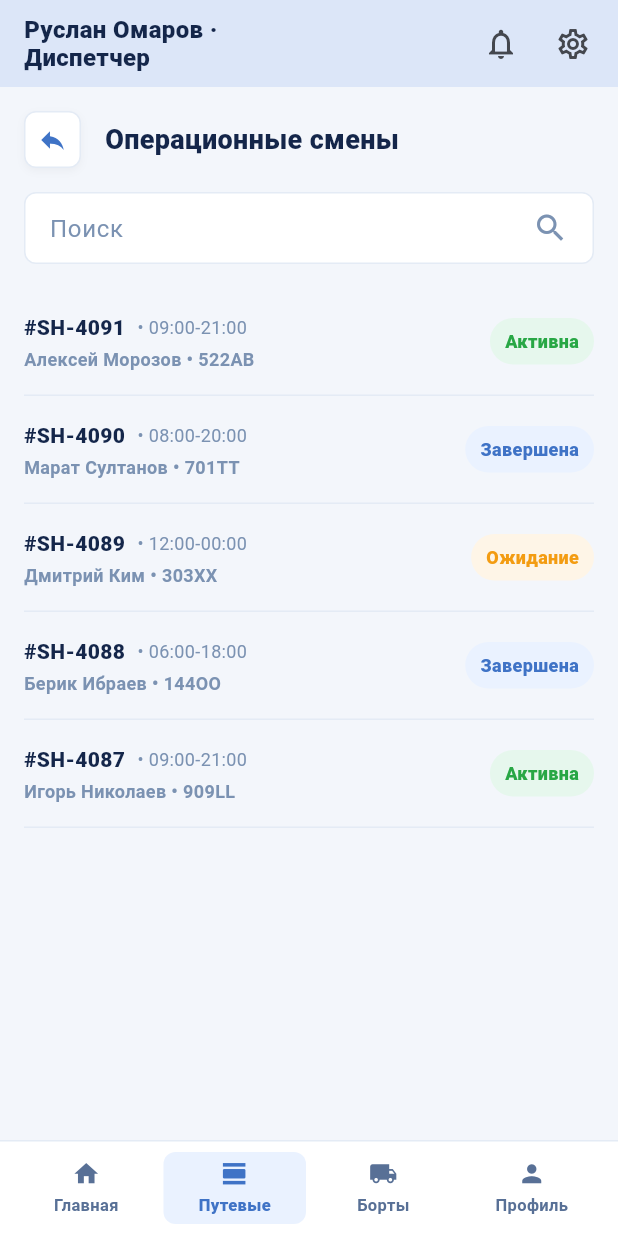
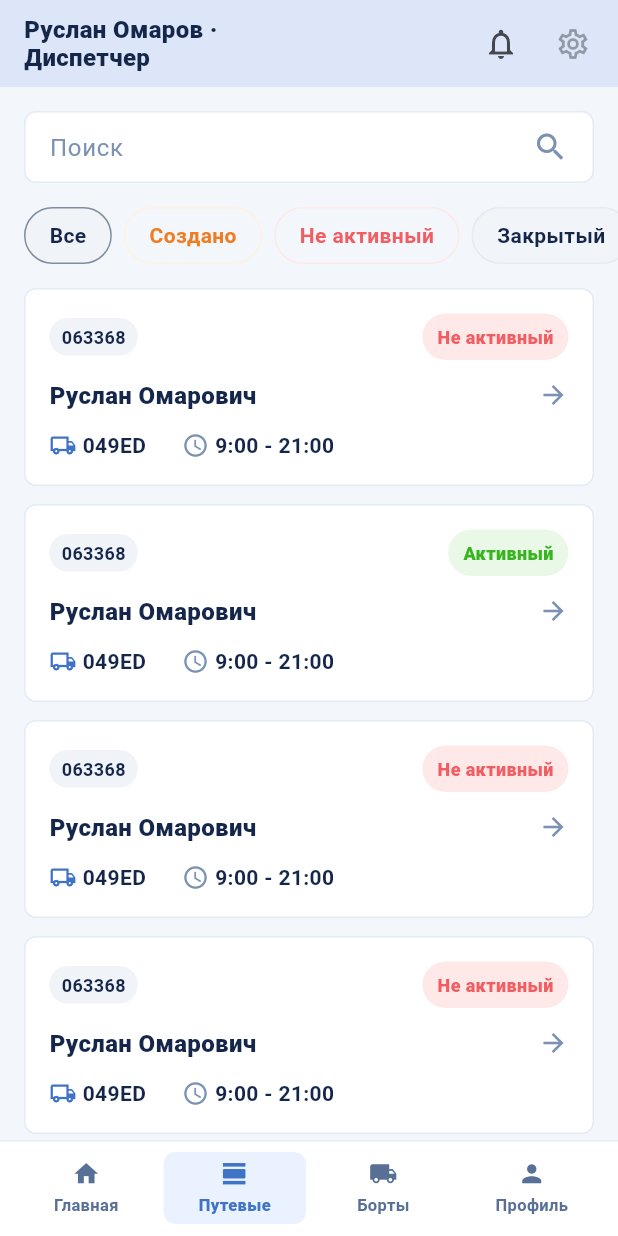
Before and after one commit to andronousss/digital-garage, a Flutter app: the RoleScaffold screen opened directly, item 2 of the bottom bar chosen, on a phone screen of 412 x 824 dp. Run offline on Flutter 3.47's test engine with Material 3 defaults, Android fonts, the phone set to English and light mode, and no system bars.

Commit message:
feat: setup waybills screen, move shifts to subpage, fix notifications

```diff
--- a/lib/features/dispatcher/presentation/screens/board_status_screen.dart
+++ b/lib/features/dispatcher/presentation/screens/board_status_screen.dart
@@ -7,6 +7,7 @@ import 'package:digital_garage/shared/widgets/status_chip.dart';
 import 'package:flutter/material.dart';
 
 import 'dispatcher_home_screen.dart';
+import 'notifications_screen.dart';
 
 class BoardStatusScreen extends StatelessWidget {
   const BoardStatusScreen({super.key});
@@ -16,6 +17,12 @@ class BoardStatusScreen extends StatelessWidget {
     return RoleScaffold(
       userName: 'Руслан Омаров',
       roleName: 'Диспетчер',
+      onNotificationTap: () {
+        Navigator.push(
+          context,
+          MaterialPageRoute(builder: (_) => const NotificationsScreen()),
+        );
+      },
       bottomNavigationBar: RoleBottomNav(
         items: dispatcherNavItems,
         currentIndex: 2,
--- a/lib/features/dispatcher/presentation/screens/dispatcher_home_screen.dart
+++ b/lib/features/dispatcher/presentation/screens/dispatcher_home_screen.dart
@@ -10,6 +10,7 @@ import 'board_status_screen.dart';
 import 'profile_screen.dart';
 import 'shifts_screen.dart';
 import 'notifications_screen.dart';
+import 'waybills_screen.dart';
 
 const dispatcherNavItems = [
   RoleBottomNavItem(icon: Icons.home, label: 'Главная'),
@@ -25,7 +26,7 @@ void navigateDispatcherTab(BuildContext context, int index) {
       target = const DispatcherHomeScreen();
       break;
     case 1:
-      target = const ShiftsScreen();
+      target = const WaybillsScreen();
       break;
     case 2:
       target = const BoardStatusScreen();
@@ -54,6 +55,12 @@ class DispatcherHomeScreen extends StatelessWidget {
     return RoleScaffold(
       userName: 'Руслан Омаров',
       roleName: 'Диспетчер',
+      onNotificationTap: () {
+        Navigator.push(
+          context,
+          MaterialPageRoute(builder: (_) => const NotificationsScreen()),
+        );
+      },
       bottomNavigationBar: RoleBottomNav(
         items: dispatcherNavItems,
         currentIndex: 0,
@@ -115,7 +122,15 @@ class DispatcherHomeScreen extends StatelessWidget {
               ],
             ),
             const SizedBox(height: 32),
-            _SectionHeader(title: 'Активные смены', onSeeAll: () => navigateDispatcherTab(context, 1)),
+            _SectionHeader(
+              title: 'Активные смены',
+              onSeeAll: () {
+                Navigator.push(
+                  context,
+                  MaterialPageRoute(builder: (_) => const ShiftsScreen()),
+                );
+              },
+            ),
             const SizedBox(height: 12),
             AppCard(
               padding: const EdgeInsets.all(16),
--- a/lib/features/dispatcher/presentation/screens/profile_screen.dart
+++ b/lib/features/dispatcher/presentation/screens/profile_screen.dart
@@ -1,10 +1,12 @@
 import 'package:digital_garage/core/theme/app_colors.dart';
 import 'package:digital_garage/core/theme/app_text_styles.dart';
+import 'package:digital_garage/features/auth/login_screen.dart';
 import 'package:digital_garage/shared/widgets/role_bottom_nav.dart';
 import 'package:digital_garage/shared/widgets/role_scaffold.dart';
 import 'package:flutter/material.dart';
 
 import 'dispatcher_home_screen.dart';
+import 'notifications_screen.dart';
 
 class ProfileScreen extends StatelessWidget {
   const ProfileScreen({super.key});
@@ -14,6 +16,12 @@ class ProfileScreen extends StatelessWidget {
     return RoleScaffold(
       userName: 'Руслан Омаров',
       roleName: 'Диспетчер',
+      onNotificationTap: () {
+        Navigator.push(
+          context,
+          MaterialPageRoute(builder: (_) => const NotificationsScreen()),
+        );
+      },
       bottomNavigationBar: RoleBottomNav(
         items: dispatcherNavItems,
         currentIndex: 3,
--- a/lib/features/dispatcher/presentation/screens/shifts_screen.dart
+++ b/lib/features/dispatcher/presentation/screens/shifts_screen.dart
@@ -6,6 +6,7 @@ import 'package:digital_garage/shared/widgets/status_chip.dart';
 import 'package:flutter/material.dart';
 
 import 'dispatcher_home_screen.dart';
+import 'notifications_screen.dart';
 
 class ShiftsScreen extends StatelessWidget {
   const ShiftsScreen({super.key});
@@ -15,15 +16,13 @@ class ShiftsScreen extends StatelessWidget {
     return RoleScaffold(
       userName: 'Руслан Омаров',
       roleName: 'Диспетчер',
-      bottomNavigationBar: RoleBottomNav(
-        items: dispatcherNavItems,
-        currentIndex: 1,
-        onChanged: (index) {
-          if (index != 1) {
-            navigateDispatcherTab(context, index);
-          }
-        },
-      ),
+      onNotificationTap: () {
+        Navigator.push(
+          context,
+          MaterialPageRoute(builder: (_) => const NotificationsScreen()),
+        );
+      },
+
       body: Column(
         children: [
           Padding(
--- /dev/null
+++ b/lib/features/dispatcher/presentation/screens/waybills_screen.dart
@@ -0,0 +1,289 @@
+import 'package:digital_garage/core/theme/app_colors.dart';
+import 'package:digital_garage/shared/widgets/app_card.dart';
+import 'package:digital_garage/shared/widgets/role_bottom_nav.dart';
+import 'package:digital_garage/shared/widgets/role_scaffold.dart';
+import 'package:digital_garage/shared/widgets/status_chip.dart';
+import 'package:flutter/material.dart';
+
+import 'dispatcher_home_screen.dart';
+import 'notifications_screen.dart';
+
+class WaybillsScreen extends StatelessWidget {
+  const WaybillsScreen({super.key});
+
+  @override
+  Widget build(BuildContext context) {
+    return RoleScaffold(
+      userName: 'Руслан Омаров',
+      roleName: 'Диспетчер',
+      onNotificationTap: () {
+        Navigator.push(
+          context,
+          MaterialPageRoute(builder: (_) => const NotificationsScreen()),
+        );
+      },
+      bottomNavigationBar: RoleBottomNav(
+        items: dispatcherNavItems,
+        currentIndex: 1,
+        onChanged: (index) {
+          if (index != 1) {
+            navigateDispatcherTab(context, index);
+          }
+        },
+      ),
+      body: Column(
+        children: [
+          Padding(
+            padding: const EdgeInsets.fromLTRB(16, 16, 16, 0),
+            child: Container(
+              height: 48,
+              decoration: BoxDecoration(
+                color: AppColors.card,
+                borderRadius: BorderRadius.circular(8),
+                border: Border.all(color: AppColors.line),
+              ),
+              padding: const EdgeInsets.symmetric(horizontal: 16),
+              child: const Row(
+                children: [
+                  Expanded(
+                    child: TextField(
+                      decoration: InputDecoration(
+                        hintText: 'Поиск',
+                        hintStyle: TextStyle(color: AppColors.muted),
+                        border: InputBorder.none,
+                      ),
+                    ),
+                  ),
+                  Icon(Icons.search, color: AppColors.muted),
+                ],
+              ),
+            ),
+          ),
+          const SizedBox(height: 16),
+          SingleChildScrollView(
+            scrollDirection: Axis.horizontal,
+            padding: const EdgeInsets.symmetric(horizontal: 16),
+            child: Row(
+              children: [
+                const _FilterChip(
+                  label: 'Все',
+                  isSelected: true,
+                ),
+                const SizedBox(width: 8),
+                const _FilterChip(
+                  label: 'Создано',
+                  textColor: AppColors.warning,
+                  borderColor: AppColors.warningSoft,
+                ),
+                const SizedBox(width: 8),
+                const _FilterChip(
+                  label: 'Не активный',
+                  textColor: AppColors.danger,
+                  borderColor: AppColors.dangerSoft,
+                ),
+                const SizedBox(width: 8),
+                _FilterChip(
+                  label: 'Закрытый',
+                  textColor: AppColors.text,
+                  borderColor: AppColors.line,
+                  backgroundColor: AppColors.field.withOpacity(0.5),
+                ),
+              ],
+            ),
+          ),
+          const SizedBox(height: 16),
+          Expanded(
+            child: ListView(
+              padding: const EdgeInsets.symmetric(horizontal: 16),
+              children: [
+                const _WaybillListItem(
+                  id: '063368',
+                  driver: 'Руслан Омарович',
+                  vehicle: '049ED',
+                  time: '9:00 - 21:00',
+                  status: 'Не активный',
+                  statusColor: AppColors.danger,
+                  statusBgColor: AppColors.dangerSoft,
+                ),
+                const SizedBox(height: 12),
+                const _WaybillListItem(
+                  id: '063368',
+                  driver: 'Руслан Омарович',
+                  vehicle: '049ED',
+                  time: '9:00 - 21:00',
+                  status: 'Активный',
+                  statusColor: AppColors.success,
+                  statusBgColor: AppColors.successSoft,
+                ),
+                const SizedBox(height: 12),
+                const _WaybillListItem(
+                  id: '063368',
+                  driver: 'Руслан Омарович',
+                  vehicle: '049ED',
+                  time: '9:00 - 21:00',
+                  status: 'Не активный',
+                  statusColor: AppColors.danger,
+                  statusBgColor: AppColors.dangerSoft,
+                ),
+                const SizedBox(height: 12),
+                const _WaybillListItem(
+                  id: '063368',
+                  driver: 'Руслан Омарович',
+                  vehicle: '049ED',
+                  time: '9:00 - 21:00',
+                  status: 'Не активный',
+                  statusColor: AppColors.danger,
+                  statusBgColor: AppColors.dangerSoft,
+                ),
+                const SizedBox(height: 12),
+                _WaybillListItem(
+                  id: '063368',
+                  driver: 'Руслан Омарович',
+                  vehicle: '049ED',
+                  time: '9:00 - 21:00',
+                  status: 'Закрытый',
+                  statusColor: AppColors.text.withOpacity(0.8),
+                  statusBgColor: AppColors.line,
+                ),
+                const SizedBox(height: 16),
+              ],
+            ),
+          ),
+        ],
+      ),
+    );
+  }
+}
+
+class _FilterChip extends StatelessWidget {
+  const _FilterChip({
+    required this.label,
+    this.isSelected = false,
+    this.textColor,
+    this.borderColor,
+    this.backgroundColor,
+  });
+
+  final String label;
+  final bool isSelected;
+  final Color? textColor;
+  final Color? borderColor;
+  final Color? backgroundColor;
+
+  @override
+  Widget build(BuildContext context) {
+    return Container(
+      padding: const EdgeInsets.symmetric(horizontal: 16, vertical: 8),
+      decoration: BoxDecoration(
+        color: isSelected ? AppColors.field : (backgroundColor ?? Colors.transparent),
+        borderRadius: BorderRadius.circular(20),
+        border: Border.all(
+          color: isSelected ? AppColors.text.withOpacity(0.5) : (borderColor ?? AppColors.line),
+        ),
+      ),
+      child: Text(
+        label,
+        style: TextStyle(
+          color: isSelected ? AppColors.text : (textColor ?? AppColors.text),
+          fontWeight: FontWeight.w600,
+        ),
+      ),
+    );
+  }
+}
+
+class _WaybillListItem extends StatelessWidget {
+  const _WaybillListItem({
+    required this.id,
+    required this.driver,
+    required this.vehicle,
+    required this.time,
+    required this.status,
+    required this.statusColor,
+    required this.statusBgColor,
+  });
+
+  final String id;
+  final String driver;
+  final String vehicle;
+  final String time;
+  final String status;
+  final Color statusColor;
+  final Color statusBgColor;
+
+  @override
+  Widget build(BuildContext context) {
+    return AppCard(
+      padding: const EdgeInsets.all(16),
+      child: Column(
+        crossAxisAlignment: CrossAxisAlignment.start,
+        children: [
+          Row(
+            mainAxisAlignment: MainAxisAlignment.spaceBetween,
+            children: [
+              Container(
+                padding: const EdgeInsets.symmetric(horizontal: 8, vertical: 4),
+                decoration: BoxDecoration(
+                  color: AppColors.field,
+                  borderRadius: BorderRadius.circular(12),
+                ),
+                child: Text(
+                  id,
+                  style: const TextStyle(
+                    fontSize: 12,
+                    fontWeight: FontWeight.w600,
+                    color: AppColors.text,
+                  ),
+                ),
+              ),
+              StatusChip(
+                label: status,
+                backgroundColor: statusBgColor,
+                foregroundColor: statusColor,
+              ),
+            ],
+          ),
+          const SizedBox(height: 12),
+          Row(
+            mainAxisAlignment: MainAxisAlignment.spaceBetween,
+            children: [
+              Text(
+                driver,
+                style: const TextStyle(
+                  fontWeight: FontWeight.w800,
+                  fontSize: 16,
+                  color: AppColors.text,
+                ),
+              ),
+              const Icon(Icons.arrow_forward, color: AppColors.muted, size: 20),
+            ],
+          ),
+          const SizedBox(height: 12),
+          Row(
+            children: [
+              const Icon(Icons.local_shipping_outlined, color: AppColors.primary, size: 18),
+              const SizedBox(width: 4),
+              Text(
+                vehicle,
+                style: const TextStyle(
+                  fontWeight: FontWeight.w600,
+                  color: AppColors.text,
+                ),
+              ),
+              const SizedBox(width: 24),
+              const Icon(Icons.schedule, color: AppColors.muted, size: 18),
+              const SizedBox(width: 4),
+              Text(
+                time,
+                style: const TextStyle(
+                  fontWeight: FontWeight.w600,
+                  color: AppColors.text,
+                ),
+              ),
+            ],
+          ),
+        ],
+      ),
+    );
+  }
+}
--- a/lib/shared/widgets/role_scaffold.dart
+++ b/lib/shared/widgets/role_scaffold.dart
@@ -8,6 +8,8 @@ class RoleScaffold extends StatelessWidget {
     required this.roleName,
     required this.body,
     this.bottomNavigationBar,
+    this.onNotificationTap,
+    this.onSettingsTap,
   });
 
   static const maxMobileWidth = 430.0;
@@ -16,6 +18,8 @@ class RoleScaffold extends StatelessWidget {
   final String roleName;
   final Widget body;
   final Widget? bottomNavigationBar;
+  final VoidCallback? onNotificationTap;
+  final VoidCallback? onSettingsTap;
 
   @override
   Widget build(BuildContext context) {
@@ -29,7 +33,12 @@ class RoleScaffold extends StatelessWidget {
             bottom: false,
             child: Column(
               children: [
-                _RoleHeader(userName: userName, roleName: roleName),
+                _RoleHeader(
+                  userName: userName,
+                  roleName: roleName,
+                  onNotificationTap: onNotificationTap,
+                  onSettingsTap: onSettingsTap,
+                ),
                 Expanded(child: body),
               ],
             ),
@@ -51,10 +60,17 @@ class RoleScaffold extends StatelessWidget {
 }
 
 class _RoleHeader extends StatelessWidget {
-  const _RoleHeader({required this.userName, required this.roleName});
+  const _RoleHeader({
+    required this.userName,
+    required this.roleName,
+    this.onNotificationTap,
+    this.onSettingsTap,
+  });
 
   final String userName;
   final String roleName;
+  final VoidCallback? onNotificationTap;
+  final VoidCallback? onSettingsTap;
 
   @override
   Widget build(BuildContext context) {
@@ -78,12 +94,12 @@ class _RoleHeader extends StatelessWidget {
             ),
           ),
           IconButton(
-            onPressed: () {},
+            onPressed: onNotificationTap,
             icon: const Icon(Icons.notifications_outlined),
             tooltip: 'Уведомления',
           ),
           IconButton(
-            onPressed: () {},
+            onPressed: onSettingsTap,
             icon: const Icon(Icons.settings_outlined),
             tooltip: 'Настройки',
           ),
```
